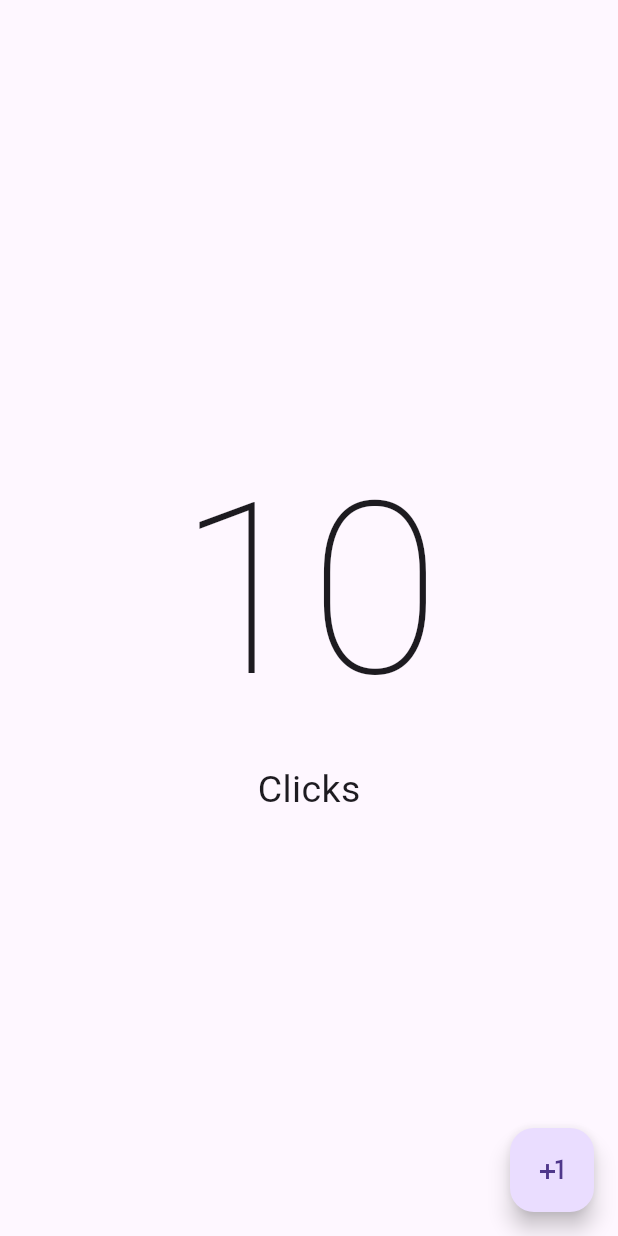
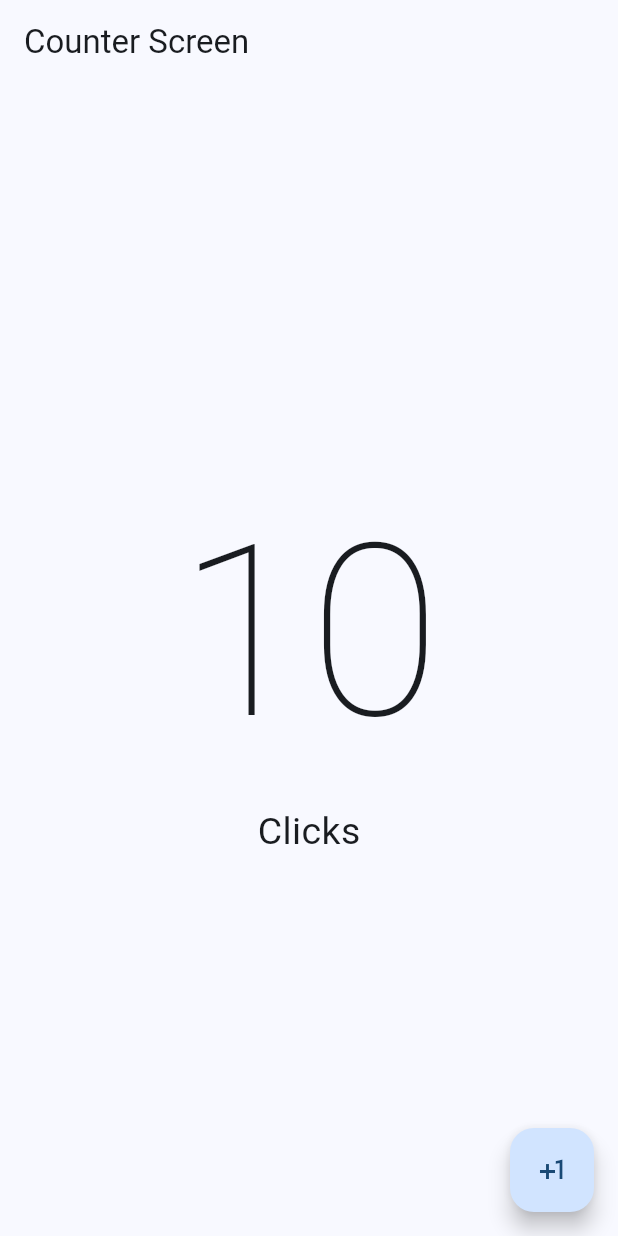
Before and after one commit to JoseManuelMunozManzano/Flutter-curso, a Flutter app: the screen it shows after launch, on a phone screen of 412 x 824 dp. Run offline on Flutter 3.47's test engine with Material 3 defaults, Android fonts, the light colour scheme and no system bars.

Commit message:
Primeros pasos - Theme Material Design 3 - Paleta colores - AppBar

```diff
--- a/hello_world_app/lib/main.dart
+++ b/hello_world_app/lib/main.dart
@@ -25,11 +25,20 @@
   @override
   Widget build(BuildContext context) {
     // Este MaterialApp es nuestra aplicación.
-    // Indicamos const porque este código NUNCA va a cambiar.
-    return const MaterialApp(
+    return MaterialApp(
       // Esto es para que no aparezca en el emulador el banner indicando que estamos en DEBUG
       debugShowCheckedModeBanner: false,
-      home: CounterScreen()
+      theme: ThemeData(
+        // Para habilitar Material 3, aunque ya no haga falta porque ya viene por defecto.
+        useMaterial3: true,
+        // Para crear una paleta de colores.
+        // Seleccionando un color, Flutter nos va a hacer una paleta de colores, y un color skin basado en ese color.
+        colorSchemeSeed: Colors.blue,
+      ),
+
+      // Se acostumbra a que el hijo sea siempre la última propiedad a definir.
+      // Indicamos const porque este código NUNCA va a cambiar.
+      home: const CounterScreen()
     );
   }
 }
--- a/hello_world_app/lib/presentation/screens/counter/counter_screen.dart
+++ b/hello_world_app/lib/presentation/screens/counter/counter_screen.dart
@@ -17,6 +17,13 @@ class CounterScreen extends StatelessWidget {
     //
     // Un Scaffold da la bases de un diseño de material.
     return Scaffold(
+      appBar: AppBar(
+        // Con estas dos propiedades se deja la Barra de arriba del móvil como lo dejaría Material 2
+        // centerTitle: true,
+        // backgroundColor: const Color.fromARGB(255, 60, 174, 231),
+
+        title: const Text('Counter Screen'),
+      ),
       // El Center Widget se encarga de centrar su hijo en las dimensiones que tenga disponibles el padre.
       body: const Center(
         child: Column(
```
